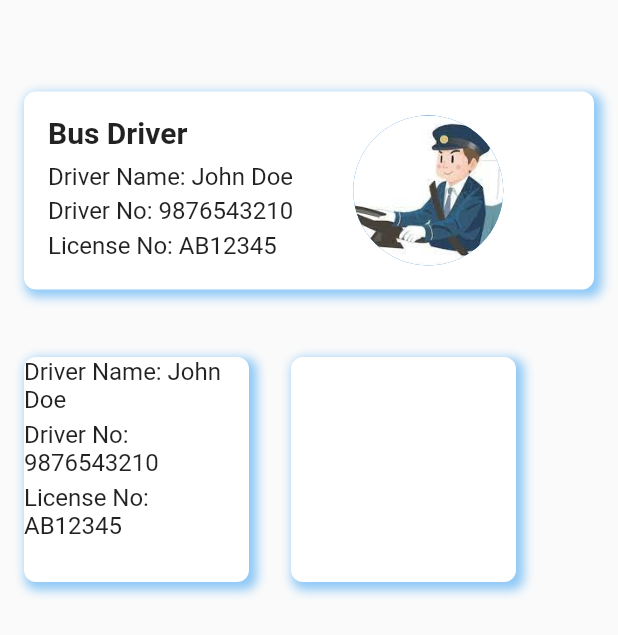
After one commit to Christy02/SafeBus, a Flutter app: the AdminPage screen opened directly, after a tap on "Driver Report", on a phone screen of 412 x 824 dp. The commit adds this screen. Shown: the top 635 px of the screen. Run offline on Flutter 3.47's test engine with Material 2 defaults, Android fonts, the light colour scheme and no system bars; our stand-ins replace cloud_firestore, firebase_auth, firebase_core, firebase_messaging, flutter_local_notifications, fluttertoast and 2 more; missing offline and left inert: app_settings, zego_uikit_prebuilt_live_streaming; accounts and stored records are empty.

Commit message:
report initial

```diff
--- a/lib/admin.dart
+++ b/lib/admin.dart
@@ -1,6 +1,7 @@
 import 'package:flutter/material.dart';
 import 'package:safebus/bus.dart';
 import 'package:safebus/location.dart';
+import 'package:safebus/report.dart';
 import 'package:safebus/stream.dart';
 import 'package:safebus/writenotice.dart';
 
@@ -89,6 +90,23 @@ class _AdminPageState extends State<AdminPage> {
               padding: EdgeInsets.symmetric(vertical: 25, horizontal: 60),
             ),
           ),
+          ElevatedButton.icon(
+            onPressed: () {
+              Navigator.push(
+                context,
+                MaterialPageRoute(builder: (context) => const ReportPage()),
+              );
+            },
+            icon: Icon(Icons.manage_accounts),
+            label: Text(
+              'Driver Report     ',
+              style: TextStyle(fontSize: 18),
+            ),
+            style: ElevatedButton.styleFrom(
+              primary: Color.fromARGB(255, 116, 154, 255),
+              padding: EdgeInsets.symmetric(vertical: 25, horizontal: 60),
+            ),
+          ),
         ]
             .map((widget) => Padding(
                   padding: const EdgeInsets.only(
--- a/lib/gps.dart
+++ b/lib/gps.dart
@@ -30,7 +30,7 @@ class _FireMapState extends State<FireMap> {
     location.enableBackgroundMode(enable: true);
     return Scaffold(
         appBar: AppBar(
-          title: const Text("DRIVER GPS"),
+          title: const Text("Driver GPS"),
           backgroundColor: Color.fromARGB(255, 117, 154, 255),
         ),
         body: Container(
--- /dev/null
+++ b/lib/report.dart
@@ -0,0 +1,136 @@
+import 'package:flutter/material.dart';
+
+class ReportPage extends StatefulWidget {
+  const ReportPage({Key? key}) : super(key: key);
+
+  @override
+  State<ReportPage> createState() => _ReportPageState();
+}
+
+class _ReportPageState extends State<ReportPage> {
+  @override
+  Widget build(BuildContext context) {
+    return MaterialApp(
+        home: Scaffold(
+      body: Padding(
+        padding: EdgeInsets.all(16),
+        child: Column(
+          children: [
+            SizedBox(height: 45),
+            Container(
+              //width: 200,
+              //height: 200,
+              decoration: BoxDecoration(
+                color: Colors.white,
+                borderRadius: BorderRadius.circular(8),
+                boxShadow: [
+                  BoxShadow(
+                    color: Colors.blue.withOpacity(0.5),
+                    spreadRadius: 2,
+                    blurRadius: 5,
+                    offset: Offset(3, 3), // changes position of shadow
+                  ),
+                ],
+              ),
+
+              padding: EdgeInsets.all(16.0),
+              child: Row(
+                crossAxisAlignment: CrossAxisAlignment.start,
+                children: [
+                  Column(
+                    crossAxisAlignment: CrossAxisAlignment.start,
+                    children: [
+                      Text(
+                        'Bus Driver',
+                        style: TextStyle(
+                          fontSize: 20.0,
+                          fontWeight: FontWeight.bold,
+                        ),
+                      ),
+                      SizedBox(height: 8.0),
+                      Text(
+                        'Driver Name: John Doe',
+                        style: TextStyle(fontSize: 16.0),
+                      ),
+                      SizedBox(height: 4.0),
+                      Text(
+                        'Driver No: 9876543210',
+                        style: TextStyle(fontSize: 16.0),
+                      ),
+                      SizedBox(height: 4.0),
+                      Text(
+                        'License No: AB12345',
+                        style: TextStyle(fontSize: 16.0),
+                      ),
+                    ],
+                  ),
+                  SizedBox(width: 40.0),
+                  CircleAvatar(
+                    radius: 50.0,
+                    backgroundImage: AssetImage('assets/driver.jpg'),
+                  ),
+                ],
+              ),
+            ),
+            SizedBox(height: 45),
+            Row(
+              children: [
+                Container(
+                  width: 150,
+                  height: 150,
+                  decoration: BoxDecoration(
+                    color: Colors.white,
+                    borderRadius: BorderRadius.circular(8),
+                    boxShadow: [
+                      BoxShadow(
+                        color: Colors.blue.withOpacity(0.5),
+                        spreadRadius: 2,
+                        blurRadius: 5,
+                        offset: Offset(3, 3), // changes position of shadow
+                      ),
+                    ],
+                  ),
+                  child: Column(children: [
+                    Text(
+                      'Driver Name: John Doe',
+                      style: TextStyle(fontSize: 16.0),
+                    ),
+                    SizedBox(height: 4.0),
+                    Text(
+                      'Driver No: 9876543210',
+                      style: TextStyle(fontSize: 16.0),
+                    ),
+                    SizedBox(height: 4.0),
+                    Text(
+                      'License No: AB12345',
+                      style: TextStyle(fontSize: 16.0),
+                    ),
+                  ]),
+                ),
+                SizedBox(
+                  width: 28,
+                ),
+                Container(
+                  width: 150,
+                  height: 150,
+                  decoration: BoxDecoration(
+                    color: Colors.white,
+                    borderRadius: BorderRadius.circular(8),
+                    boxShadow: [
+                      BoxShadow(
+                        color: Colors.blue.withOpacity(0.5),
+                        spreadRadius: 2,
+                        blurRadius: 5,
+                        offset: Offset(3, 3), // changes position of shadow
+                      ),
+                    ],
+                  ),
+                ),
+              ],
+            ),
+          ],
+        ),
+      ),
+    ));
+  }
+}
--- a/pubspec.yaml
+++ b/pubspec.yaml
@@ -34,7 +34,7 @@ dependencies:
   # The following adds the Cupertino Icons font to your application.
   # Use with the CupertinoIcons class for iOS style icons.
   cupertino_icons: ^1.0.2
-  firebase_auth: ^4.2.8
+  firebase_auth: ^4.3.0
   cloud_firestore: ^4.4.2
   google_fonts: ^4.0.3
   google_maps_flutter: ^2.2.5
```
Also changed, not shown: assets/driver.jpg (added), pubspec.lock, 1 other file.
